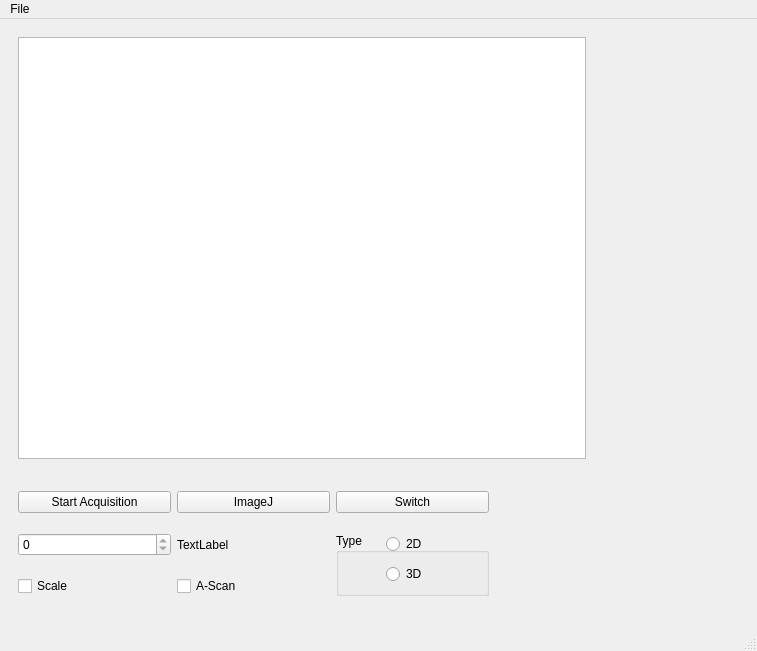
Qt form front_window2.ui (bernardokyotoku/oct) before a commit.
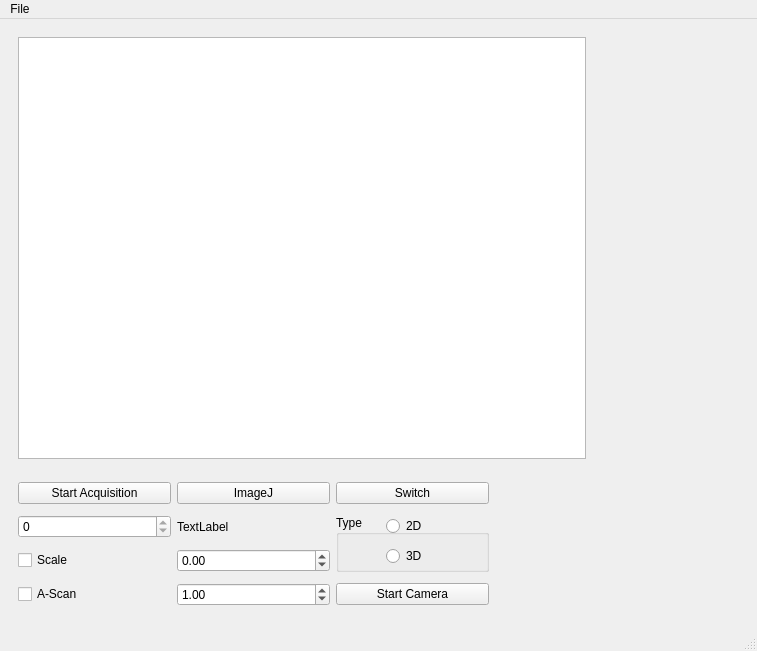
The same form after that commit.

Commit message: added start camera button, saturation and black spinbox

Patch:
```diff
--- a/front_window2.ui
+++ b/front_window2.ui
@@ -222,13 +222,43 @@
                   </widget>
                  </widget>
                 </item>
-                <item row="2" column="1">
+                <item row="3" column="0">
                  <widget class="QCheckBox" name="checkBox">
                   <property name="text">
                    <string>A-Scan</string>
                   </property>
                  </widget>
                 </item>
+                <item row="2" column="1">
+                 <widget class="QDoubleSpinBox" name="saturation_spinbox">
+                  <property name="minimum">
+                   <double>-999999999.000000000000000</double>
+                  </property>
+                  <property name="maximum">
+                   <double>999999999.000000000000000</double>
+                  </property>
+                 </widget>
+                </item>
+                <item row="3" column="1">
+                 <widget class="QDoubleSpinBox" name="black_spinbox">
+                  <property name="minimum">
+                   <double>-999999999.000000000000000</double>
+                  </property>
+                  <property name="maximum">
+                   <double>999999999.000000000000000</double>
+                  </property>
+                  <property name="value">
+                   <double>1.000000000000000</double>
+                  </property>
+                 </widget>
+                </item>
+                <item row="3" column="2">
+                 <widget class="QPushButton" name="start_camera_button">
+                  <property name="text">
+                   <string>Start Camera</string>
+                  </property>
+                 </widget>
+                </item>
                </layout>
               </widget>
              </item>
```
Left out of the diff: 7 changed lines with no effect on the pictures.
